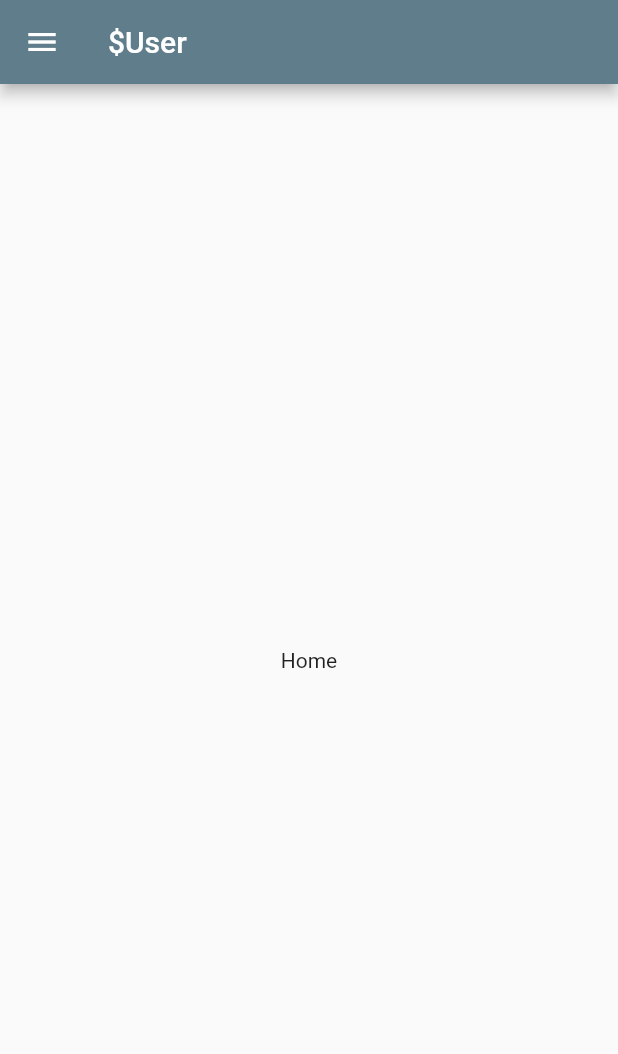
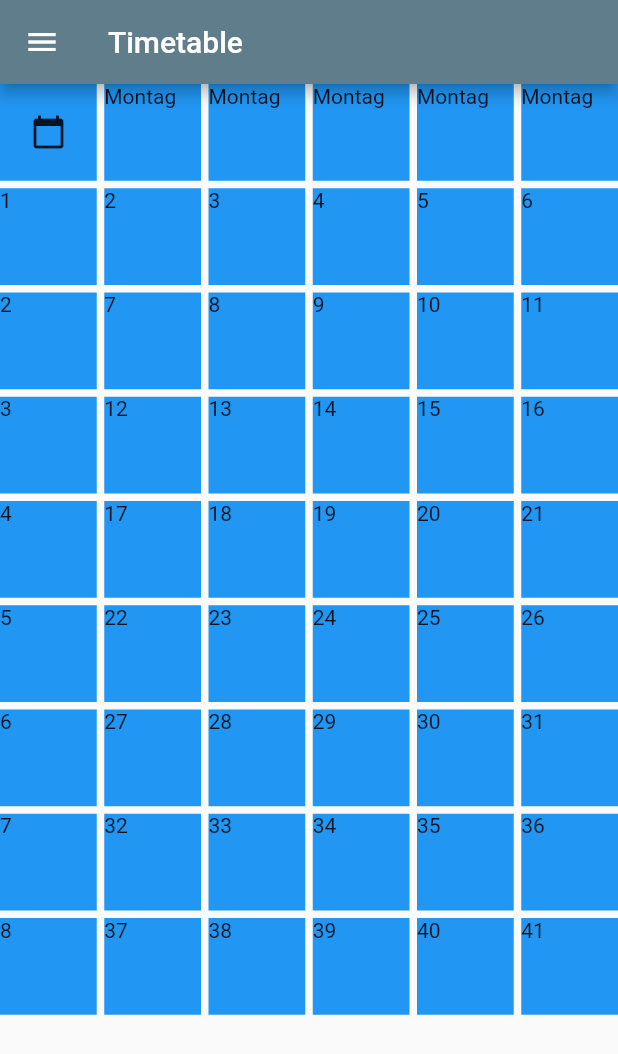
Before and after one commit to floodoo/SOL-Connect, a Flutter app: the screen it shows after launch, after a tap on "Login", on a phone screen of 412 x 824 dp. Shown: the top 1054 px of the screen. Run offline on Flutter 3.47's test engine with Material 2 defaults, Android fonts, the phone set to English and light mode, and no system bars.

Commit message:
datatable created

```diff
--- a/lib/main.dart
+++ b/lib/main.dart
@@ -1,6 +1,7 @@
 import 'package:flutter/material.dart';
-import 'package:untis_phasierung/ui/screens/home/home.screen.dart';
+import 'package:untis_phasierung/ui/shared/custom_drawer.dart';
 import 'package:untis_phasierung/ui/screens/login/login.screen.dart';
+import 'package:untis_phasierung/ui/screens/timetable/timetable.screen.dart';
 
 void main() {
   runApp(const MyApp());
@@ -20,7 +21,8 @@ class MyApp extends StatelessWidget {
       initialRoute: LoginScreen.routeName,
       routes: {
         LoginScreen.routeName: (context) => const LoginScreen(),
-        HomeScreen.routeName: (context) => const HomeScreen(),
+        CustomDrawer.routeName: (context) => const CustomDrawer(),
+        TimetableScreen.routeName: (context) => const TimetableScreen(),
       },
     );
   }
--- a/lib/ui/screens/home/home.screen.dart
+++ /dev/null
@@ -1,60 +0,0 @@
-import 'package:flutter/material.dart';
-import 'package:untis_phasierung/ui/screens/login/login.screen.dart';
-
-class HomeScreen extends StatelessWidget {
-  const HomeScreen({Key? key}) : super(key: key);
-  static final routeName = (HomeScreen).toString();
-
-  @override
-  Widget build(BuildContext context) {
-    return Scaffold(
-      appBar: AppBar(
-        title: const Text("\$User"),
-      ),
-      drawer: Drawer(
-        child: Column(
-          children: [
-            const UserAccountsDrawerHeader(
-              accountName: Text("\$User name"),
-              accountEmail: Text("\$Schhol name"),
-              currentAccountPicture: CircleAvatar(
-                foregroundImage: AssetImage("assets/images/example_profile_picture.jpeg"),
-              ),
-            ),
-            ListTile(
-              title: const Text("Timetable"),
-              onTap: () => Navigator.of(context).pop(),
-            ),
-            ListTile(
-              title: const Text("Info-Center"),
-              onTap: () => Navigator.of(context).pop(),
-            ),
-            ListTile(
-              title: const Text("Notifications"),
-              onTap: () => Navigator.of(context).pop(),
-            ),
-            ListTile(
-              title: const Text("Messages: \$0"),
-              onTap: () => Navigator.of(context).pop(),
-            ),
-            Expanded(child: Container()),
-            ListTile(
-              title: const Text("Settings"),
-              onTap: () => Navigator.of(context).pop(),
-            ),
-            ListTile(
-              title: const Text(
-                "Logout",
-                style: TextStyle(color: Colors.red),
-              ),
-              onTap: () => Navigator.of(context).pushReplacementNamed(LoginScreen.routeName),
-            ),
-          ],
-        ),
-      ),
-      body: const Center(
-        child: Text("Home"),
-      ),
-    );
-  }
-}
--- a/lib/ui/screens/login/login.screen.dart
+++ b/lib/ui/screens/login/login.screen.dart
@@ -1,5 +1,5 @@
 import 'package:flutter/material.dart';
-import 'package:untis_phasierung/ui/screens/home/home.screen.dart';
+import 'package:untis_phasierung/ui/screens/timetable/timetable.screen.dart';
 
 class LoginScreen extends StatelessWidget {
   const LoginScreen({Key? key}) : super(key: key);
@@ -88,7 +88,7 @@ class LoginScreen extends StatelessWidget {
                             ],
                           ),
                         ),
-                        onTap: () => Navigator.pushReplacementNamed(context, HomeScreen.routeName),
+                        onTap: () => Navigator.pushReplacementNamed(context, TimetableScreen.routeName),
                       ),
                     )
                   ],
--- /dev/null
+++ b/lib/ui/screens/timetable/timetable.screen.dart
@@ -0,0 +1,178 @@
+import 'package:flutter/material.dart';
+import 'package:untis_phasierung/ui/shared/custom_drawer.dart';
+
+class TimetableScreen extends StatelessWidget {
+  const TimetableScreen({Key? key}) : super(key: key);
+  static final routeName = (TimetableScreen).toString();
+
+  @override
+  Widget build(BuildContext context) {
+    List hourList = [6, 12, 18, 24, 30, 36, 42, 48];
+
+    List timetableData = [
+      {
+        'title': 'Montag',
+        'data': [
+          {
+            'title': '8:00 - 9:00',
+            'subject': 'Mathe',
+            'teacher': 'Prof. Dr. Hans',
+            'room': 'A1',
+          },
+          {
+            'title': '9:00 - 10:00',
+            'subject': 'Mathe',
+            'teacher': 'Prof. Dr. Hans',
+            'room': 'A1',
+          },
+          {
+            'title': '10:00 - 11:00',
+            'subject': 'Mathe',
+            'teacher': 'Prof. Dr. Hans',
+            'room': 'A1',
+          },
+          {
+            'title': '11:00 - 12:00',
+            'subject': 'Mathe',
+            'teacher': 'Prof. Dr. Hans',
+            'room': 'A1',
+          },
+          {
+            'title': '12:00 - 13:00',
+            'subject': 'Mathe',
+            'teacher': 'Prof. Dr. Hans',
+            'room': 'A1',
+          },
+          {
+            'title': '13:00 - 14:00',
+            'subject': 'Mathe',
+            'teacher': 'Prof. Dr. Hans',
+            'room': 'A1',
+          },
+          {
+            'title': '14:00 - 15:00',
+            'subject': 'Mathe',
+            'teacher': 'Prof. Dr. Hans',
+            'room': 'A1',
+          },
+        ]
+      },
+    ];
+
+    int hourCounter = 0;
+    int subjectCounter = 0;
+    return Scaffold(
+        appBar: AppBar(
+          title: const Text("Timetable"),
+        ),
+        drawer: const CustomDrawer(),
+        body: Column(
+          children: [
+            Expanded(
+              child: Row(
+                children: [
+                  Expanded(
+                    child: GridView.builder(
+                      gridDelegate: const SliverGridDelegateWithFixedCrossAxisCount(
+                        crossAxisCount: 6,
+                        crossAxisSpacing: 5.0,
+                        mainAxisSpacing: 5.0,
+                      ),
+                      physics: const NeverScrollableScrollPhysics(),
+                      itemCount: 54,
+                      itemBuilder: (context, index) {
+                        if (hourList.contains(index)) {
+                          hourCounter++;
+                        }
+
+                        if (index != 0 && index >= 5 && hourList.contains(index) != true) {
+                          subjectCounter++;
+                        }
+
+                        return Container(
+                          color: Colors.blue,
+                          child: (index == 0)
+                              ? const Icon(Icons.calendar_today)
+                              : (index <= 5)
+                                  ? Text("${timetableData[0]["title"]}")
+                                  : (hourList.contains(index))
+                                      ? Text("$hourCounter")
+                                      : Text("$subjectCounter"),
+                        );
+                      },
+                    ),
+                  ),
+                ],
+              ),
+            ),
+          ],
+        )
+        // body: SingleChildScrollView(
+        //   child: Column(
+        //     crossAxisAlignment: CrossAxisAlignment.start,
+        //     children: [
+        //       Row(
+        //         children: const [
+        //           Text("Monday"),
+        //           Text("Tuesday"),
+        //           Text("Wednesday"),
+        //           Text("Thursday"),
+        //           Text("Friday"),
+        //           Text("Saturday"),
+        //         ],
+        //       ),
+        //       Column(
+        //         children: [
+        //           Container(
+        //             color: Colors.tealAccent,
+        //             child: Column(
+        //               children: const [
+        //                 Padding(
+        //                   padding: EdgeInsets.only(right: 20),
+        //                   child: Text(
+        //                     "8:00",
+        //                     style: TextStyle(
+        //                       fontSize: 13,
+        //                     ),
+        //                     textAlign: TextAlign.left,
+        //                   ),
+        //                 ),
+        //                 Text(
+        //                   "1.",
+        //                   style: TextStyle(
+        //                     fontSize: 20,
+        //                   ),
+        //                   textAlign: TextAlign.center,
+        //                 ),
+        //                 Padding(
+        //                   padding: EdgeInsets.only(left: 20),
+        //                   child: Text(
+        //                     "8:45",
+        //                     style: TextStyle(
+        //                       fontSize: 13,
+        //                     ),
+        //                     textAlign: TextAlign.right,
+        //                   ),
+        //                 ),
+        //               ],
+        //             ),
+        //           ),
+        //           Text("2"),
+        //           Text("3"),
+        //           Text("4"),
+        //           Text("5"),
+        //           Text("6"),
+        //           Text("7"),
+        //           Text("8"),
+        //           Text("9"),
+        //           Text("10"),
+        //           Text("11"),
+        //           Text("12")
+        //         ],
+        //       )
+        //     ],
+        //   ),
+        // ),
+        );
+  }
+}
--- /dev/null
+++ b/lib/ui/shared/custom_drawer.dart
@@ -0,0 +1,53 @@
+import 'package:flutter/material.dart';
+import 'package:untis_phasierung/ui/screens/login/login.screen.dart';
+import 'package:untis_phasierung/ui/screens/timetable/timetable.screen.dart';
+
+class CustomDrawer extends StatelessWidget {
+  const CustomDrawer({Key? key}) : super(key: key);
+  static final routeName = (CustomDrawer).toString();
+
+  @override
+  Widget build(BuildContext context) {
+    return Drawer(
+      child: Column(
+        children: [
+          const UserAccountsDrawerHeader(
+            accountName: Text("{User name}"),
+            accountEmail: Text("{Schhol name}"),
+            currentAccountPicture: CircleAvatar(
+              foregroundImage: AssetImage("assets/images/example_profile_picture.jpeg"),
+            ),
+          ),
+          ListTile(
+            title: const Text("Timetable"),
+            onTap: () => Navigator.popAndPushNamed(context, TimetableScreen.routeName),
+          ),
+          ListTile(
+            title: const Text("Info-Center"),
+            onTap: () => Navigator.of(context).pop(),
+          ),
+          ListTile(
+            title: const Text("Notifications"),
+            onTap: () => Navigator.of(context).pop(),
+          ),
+          ListTile(
+            title: const Text("Messages: {0}"),
+            onTap: () => Navigator.of(context).pop(),
+          ),
+          Expanded(child: Container()),
+          ListTile(
+            title: const Text("Settings"),
+            onTap: () => Navigator.of(context).pop(),
+          ),
+          ListTile(
+            title: const Text(
+              "Logout",
+              style: TextStyle(color: Colors.red),
+            ),
+            onTap: () => Navigator.of(context).pushReplacementNamed(LoginScreen.routeName),
+          ),
+        ],
+      ),
+    );
+  }
+}
```
